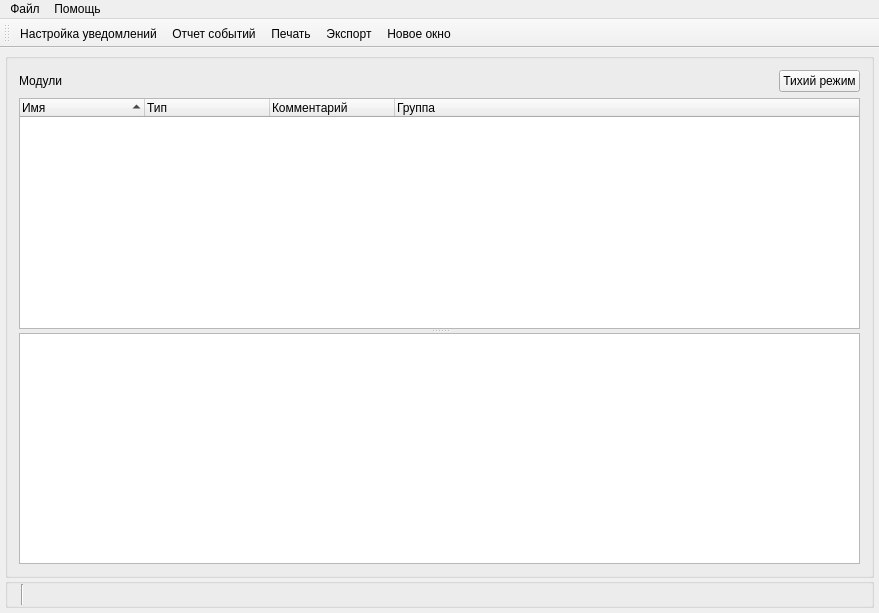
Old version of the form src/SVMonitor/forms/mainwin.ui in the repository Tyill/SVisual.
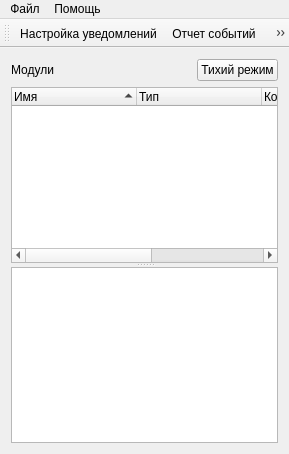
New version of the form. Icons and pictures are not drawn. Custom widgets are drawn as their Qt base class.

Commit message: docked windows in SVMonitor

What changed in the file:
```diff
--- a/src/SVMonitor/forms/mainwin.ui
+++ b/src/SVMonitor/forms/mainwin.ui
@@ -6,8 +6,8 @@
    <rect>
     <x>0</x>
     <y>0</y>
-    <width>879</width>
-    <height>613</height>
+    <width>289</width>
+    <height>454</height>
    </rect>
   </property>
   <property name="windowTitle">
@@ -18,30 +18,11 @@
     <normaloff>:/SVMonitor/images/logo.png</normaloff>:/SVMonitor/images/logo.png</iconset>
   </property>
   <widget class="QWidget" name="centralWidget">
-   <layout class="QVBoxLayout" name="verticalLayout_2">
-    <property name="spacing">
-     <number>0</number>
-    </property>
-    <property name="leftMargin">
-     <number>5</number>
-    </property>
-    <property name="topMargin">
-     <number>5</number>
-    </property>
-    <property name="rightMargin">
-     <number>5</number>
-    </property>
-    <property name="bottomMargin">
-     <number>5</number>
-    </property>
-    <item>
-     <widget class="QSplitter" name="splitter">
-      <property name="orientation">
-       <enum>Qt::Horizontal</enum>
-      </property>
-      <widget class="QGroupBox" name="groupBox">
-       <property name="title">
-        <string/>
+   <property name="maximumSize">
+    <size>
+     <width>350</width>
+     <height>16777215</height>
+    </size>
        </property>
        <layout class="QVBoxLayout" name="verticalLayout">
         <item>
@@ -128,81 +109,13 @@
         </item>
        </layout>
       </widget>
-     </widget>
-    </item>
-    <item>
-     <widget class="QGroupBox" name="groupBox_2">
-      <property name="maximumSize">
-       <size>
-        <width>16777215</width>
-        <height>30</height>
-       </size>
-      </property>
-      <property name="title">
-       <string/>
-      </property>
-      <layout class="QHBoxLayout" name="horizontalLayout">
-       <property name="spacing">
-        <number>3</number>
-       </property>
-       <property name="leftMargin">
-        <number>3</number>
-       </property>
-       <property name="topMargin">
-        <number>0</number>
-       </property>
-       <property name="rightMargin">
-        <number>0</number>
-       </property>
-       <property name="bottomMargin">
-        <number>0</number>
-       </property>
-       <item>
-        <widget class="QLabel" name="lbAllSignCnt">
-         <property name="text">
-          <string/>
-         </property>
-        </widget>
-       </item>
-       <item>
-        <widget class="Line" name="line">
-         <property name="orientation">
-          <enum>Qt::Vertical</enum>
-         </property>
-        </widget>
-       </item>
-       <item>
-        <widget class="QLabel" name="lbSignCnt">
-         <property name="text">
-          <string/>
-         </property>
-        </widget>
-       </item>
-       <item>
-        <spacer name="horizontalSpacer_2">
-         <property name="orientation">
-          <enum>Qt::Horizontal</enum>
-         </property>
-         <property name="sizeHint" stdset="0">
-          <size>
-           <width>40</width>
-           <height>20</height>
-          </size>
-         </property>
-        </spacer>
-       </item>
-      </layout>
-     </widget>
-    </item>
-   </layout>
-  </widget>
   <widget class="QMenuBar" name="menuBar">
    <property name="geometry">
     <rect>
      <x>0</x>
      <y>0</y>
-     <width>879</width>
-     <height>26</height>
+     <width>289</width>
+     <height>21</height>
     </rect>
    </property>
    <widget class="QMenu" name="menuMain">
```
Lines whose indentation alone changed are shown as unchanged. The commit also changes 3 other files.
